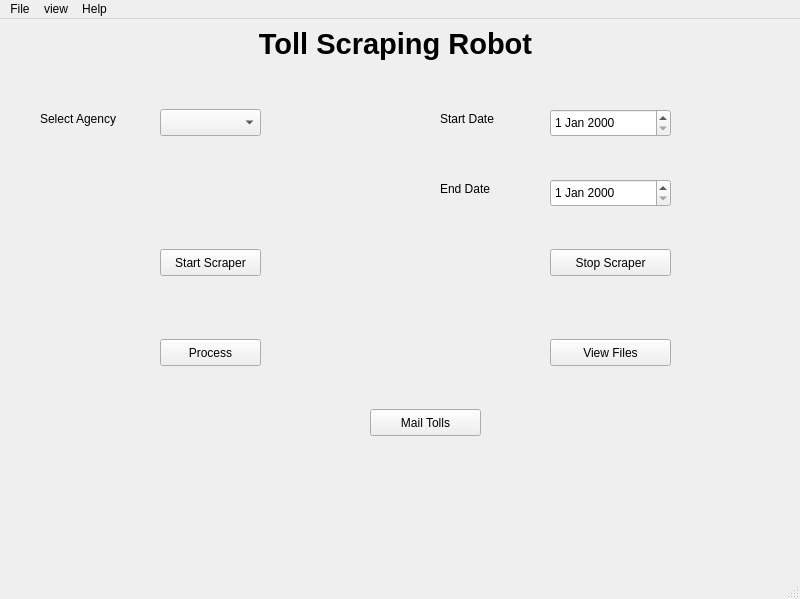
SebastianOpiyo/web-scraper-bot, file desktopUI/uidesign/sample1.ui: the form before one commit.
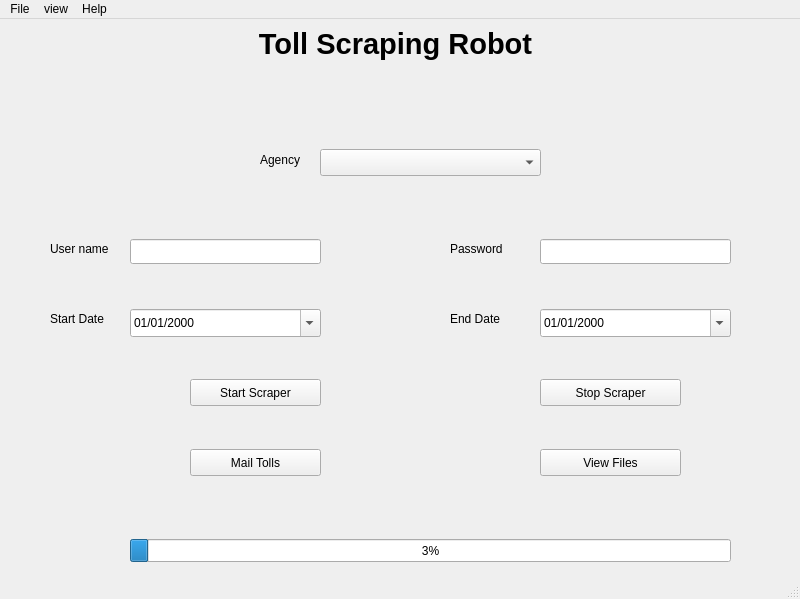
The form after the commit.

Commit message: Finished on desktop UI interface.

The edit to the form file:
```diff
--- a/desktopUI/uidesign/sample1.ui
+++ b/desktopUI/uidesign/sample1.ui
@@ -17,9 +17,9 @@
    <widget class="QPushButton" name="startscraper">
     <property name="geometry">
      <rect>
-      <x>160</x>
-      <y>230</y>
-      <width>101</width>
+      <x>190</x>
+      <y>360</y>
+      <width>131</width>
       <height>27</height>
      </rect>
     </property>
@@ -30,9 +30,9 @@
    <widget class="QPushButton" name="stopscraper">
     <property name="geometry">
      <rect>
-      <x>550</x>
-      <y>230</y>
-      <width>121</width>
+      <x>540</x>
+      <y>360</y>
+      <width>141</width>
       <height>27</height>
      </rect>
     </property>
@@ -40,25 +40,12 @@
      <string>Stop Scraper</string>
     </property>
    </widget>
-   <widget class="QPushButton" name="processcrapes">
-    <property name="geometry">
-     <rect>
-      <x>160</x>
-      <y>320</y>
-      <width>101</width>
-      <height>27</height>
-     </rect>
-    </property>
-    <property name="text">
-     <string>Process</string>
-    </property>
-   </widget>
    <widget class="QPushButton" name="viewfiles">
     <property name="geometry">
      <rect>
-      <x>550</x>
-      <y>320</y>
-      <width>121</width>
+      <x>540</x>
+      <y>430</y>
+      <width>141</width>
       <height>27</height>
      </rect>
     </property>
@@ -69,9 +56,9 @@
    <widget class="QPushButton" name="mailtolls">
     <property name="geometry">
      <rect>
-      <x>370</x>
-      <y>390</y>
-      <width>111</width>
+      <x>190</x>
+      <y>430</y>
+      <width>131</width>
       <height>27</height>
      </rect>
     </property>
@@ -82,9 +69,9 @@
    <widget class="QComboBox" name="Agency_comboBox">
     <property name="geometry">
      <rect>
-      <x>160</x>
-      <y>90</y>
-      <width>101</width>
+      <x>320</x>
+      <y>130</y>
+      <width>221</width>
       <height>27</height>
      </rect>
     </property>
@@ -92,41 +79,56 @@
    <widget class="QDateEdit" name="start_dateEdit">
     <property name="geometry">
      <rect>
-      <x>550</x>
-      <y>90</y>
-      <width>121</width>
+      <x>130</x>
+      <y>290</y>
+      <width>191</width>
       <height>28</height>
      </rect>
     </property>
+    <property name="showGroupSeparator" stdset="0">
+     <bool>true</bool>
+    </property>
+    <property name="displayFormat">
+     <string>MM/dd/yyyy</string>
+    </property>
+    <property name="calendarPopup">
+     <bool>true</bool>
+    </property>
    </widget>
    <widget class="QDateEdit" name="end_dateEdit">
     <property name="geometry">
      <rect>
-      <x>550</x>
-      <y>160</y>
-      <width>121</width>
+      <x>540</x>
+      <y>290</y>
+      <width>191</width>
       <height>28</height>
      </rect>
     </property>
+    <property name="displayFormat">
+     <string>MM/dd/yyyy</string>
+    </property>
+    <property name="calendarPopup">
+     <bool>true</bool>
+    </property>
    </widget>
    <widget class="QLabel" name="agency_label">
     <property name="geometry">
      <rect>
-      <x>40</x>
-      <y>90</y>
-      <width>111</width>
-      <height>19</height>
+      <x>260</x>
+      <y>130</y>
+      <width>61</width>
+      <height>21</height>
      </rect>
     </property>
     <property name="text">
-     <string>Select Agency</string>
+     <string>Agency</string>
     </property>
    </widget>
    <widget class="QLabel" name="startdate_label">
     <property name="geometry">
      <rect>
-      <x>440</x>
-      <y>90</y>
+      <x>50</x>
+      <y>290</y>
       <width>91</width>
       <height>19</height>
      </rect>
@@ -138,8 +140,8 @@
    <widget class="QLabel" name="enddate_label">
     <property name="geometry">
      <rect>
-      <x>440</x>
-      <y>160</y>
+      <x>450</x>
+      <y>290</y>
       <width>71</width>
       <height>19</height>
      </rect>
@@ -161,6 +163,65 @@
      <string>&lt;html&gt;&lt;head/&gt;&lt;body&gt;&lt;p align=&quot;center&quot;&gt;&lt;span style=&quot; font-size:22pt; font-weight:600;&quot;&gt;Toll Scraping Robot&lt;/span&gt;&lt;/p&gt;&lt;/body&gt;&lt;/html&gt;</string>
     </property>
    </widget>
+   <widget class="QLineEdit" name="lineEdit">
+    <property name="geometry">
+     <rect>
+      <x>130</x>
+      <y>220</y>
+      <width>191</width>
+      <height>25</height>
+     </rect>
+    </property>
+   </widget>
+   <widget class="QLineEdit" name="lineEdit_2">
+    <property name="geometry">
+     <rect>
+      <x>540</x>
+      <y>220</y>
+      <width>191</width>
+      <height>25</height>
+     </rect>
+    </property>
+   </widget>
+   <widget class="QLabel" name="label">
+    <property name="geometry">
+     <rect>
+      <x>50</x>
+      <y>220</y>
+      <width>81</width>
+      <height>20</height>
+     </rect>
+    </property>
+    <property name="text">
+     <string>User name</string>
+    </property>
+   </widget>
+   <widget class="QLabel" name="label_2">
+    <property name="geometry">
+     <rect>
+      <x>450</x>
+      <y>220</y>
+      <width>81</width>
+      <height>20</height>
+     </rect>
+    </property>
+    <property name="text">
+     <string>Password</string>
+    </property>
+   </widget>
+   <widget class="QProgressBar" name="progressBar">
+    <property name="geometry">
+     <rect>
+      <x>130</x>
+      <y>520</y>
+      <width>601</width>
+      <height>23</height>
+     </rect>
+    </property>
+    <property name="value">
+     <number>3</number>
+    </property>
+   </widget>
   </widget>
   <widget class="QMenuBar" name="menubar">
    <property name="geometry">
```
The commit also changes 3 other files.
